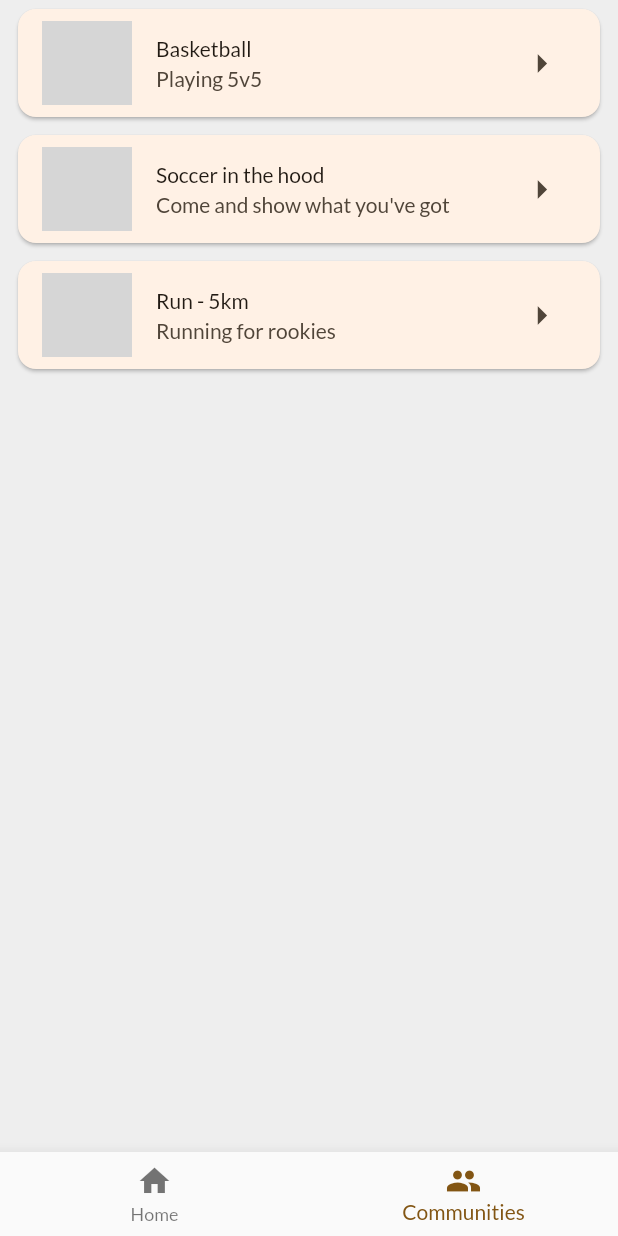
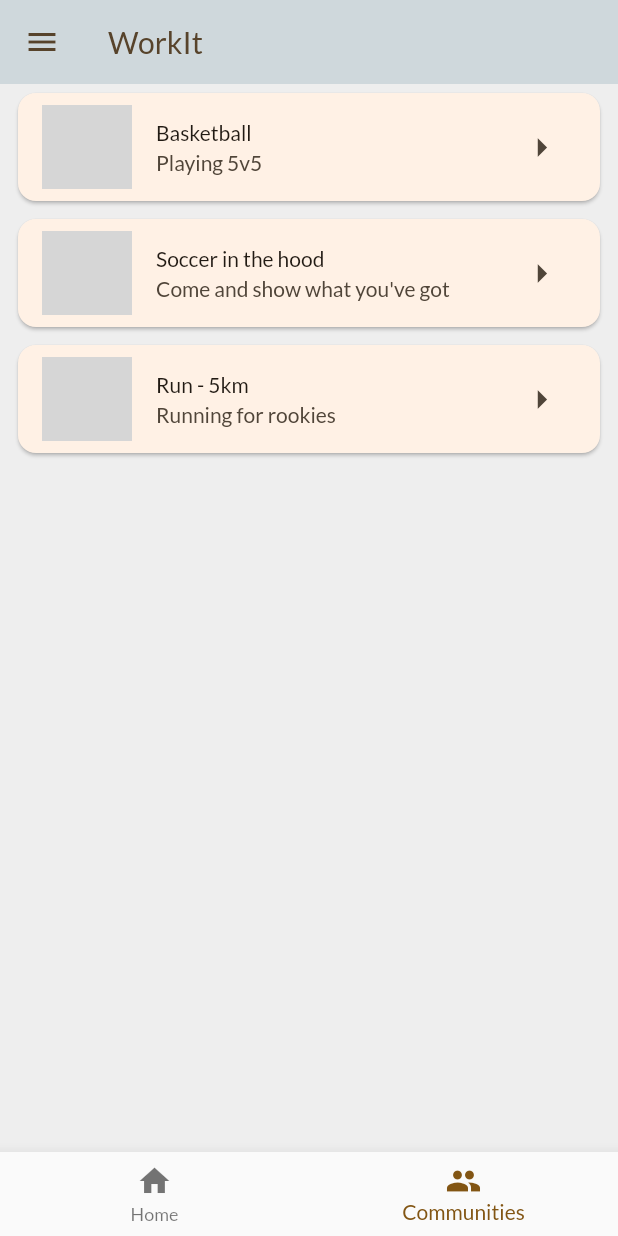
Before and after one commit to WorkIt-io/WorkIt-flutter, a Flutter app: the screen it shows once a user with an empty profile is signed in, item 2 of the bottom bar chosen, on a phone screen of 412 x 824 dp. Run offline on Flutter 3.47's test engine with Material 2 defaults, Android fonts, the light colour scheme and no system bars; our stand-ins replace cached_network_image, cloud_firestore, dots_indicator, firebase_auth, firebase_core, firebase_storage and 5 more; accounts and stored records are empty; network calls fail; grey boxes are pictures that could not be loaded.

Commit message:
small changes home screen

```diff
--- a/lib/screens/home_screen.dart
+++ b/lib/screens/home_screen.dart
@@ -28,20 +28,18 @@ class _HomeScreenState extends State<HomeScreen> {
 
   @override
   Widget build(BuildContext context) {
-    return SafeArea(
-      child: Scaffold(
-        //drawer: const DrawerHomePage(),
-        backgroundColor: Colors.grey[200],
-        // appBar: AppBar(
-        //   title: const Text('WorkIt'),
-
-        // ),
-        body: IndexedStack(
-          index: currentFeedIndex,
-          children: widget.feeds,
-        ),
-        bottomNavigationBar: CustomNavigationBar(onSelectItem: onSelectItem),
+    return Scaffold(
+      drawer: const DrawerHomePage(),
+      backgroundColor: Colors.grey[200],
+      appBar: AppBar(
+        title: const Text('WorkIt'),
+        backgroundColor: Colors.blueGrey[100],
       ),
+      body: IndexedStack(
+        index: currentFeedIndex,
+        children: widget.feeds,
+      ),
+      bottomNavigationBar: CustomNavigationBar(onSelectItem: onSelectItem),
     );
   }
 }
```
